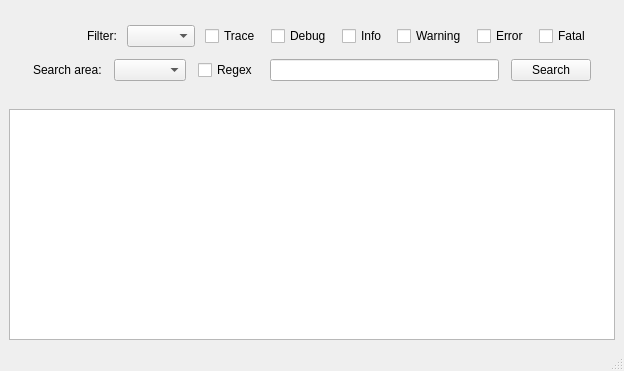
This is QT_Project/Forms/MainWindow.ui in Dingola/Qt-LogViewer as Qt 5 draws it before an edit. The edited form follows.
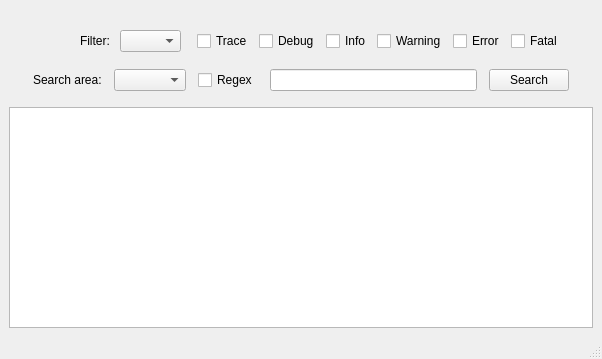
This is the edited form. Custom widgets are drawn as their Qt base class.

Commit message: Add UiUtils utility class for SVG icon rendering, update UI and resources

Diff of the .ui file:
```diff
--- a/QT_Project/Forms/MainWindow.ui
+++ b/QT_Project/Forms/MainWindow.ui
@@ -6,8 +6,8 @@
    <rect>
     <x>0</x>
     <y>0</y>
-    <width>624</width>
-    <height>371</height>
+    <width>602</width>
+    <height>359</height>
    </rect>
   </property>
   <property name="windowTitle">
@@ -16,7 +16,7 @@
   <widget class="QWidget" name="centralwidget">
    <layout class="QVBoxLayout" name="verticalLayout_2">
     <property name="spacing">
-     <number>12</number>
+     <number>0</number>
     </property>
     <item>
      <widget class="QWidget" name="filterBar" native="true">
@@ -83,7 +83,7 @@
         </layout>
        </item>
        <item row="0" column="4">
-        <layout class="QHBoxLayout" name="horizontalLayoutLogLevels" stretch="0,0,0,0,0,0,0,0">
+        <layout class="QHBoxLayout" name="horizontalLayoutLogLevels" stretch="0,0,0">
          <property name="spacing">
           <number>10</number>
          </property>
@@ -108,6 +108,21 @@
           </widget>
          </item>
          <item>
+          <widget class="QWidget" name="logLevelBar" native="true">
+           <layout class="QHBoxLayout" name="horizontalLayout">
+            <property name="leftMargin">
+             <number>6</number>
+            </property>
+            <property name="topMargin">
+             <number>6</number>
+            </property>
+            <property name="rightMargin">
+             <number>6</number>
+            </property>
+            <property name="bottomMargin">
+             <number>6</number>
+            </property>
+            <item>
           <widget class="QCheckBox" name="checkBoxTrace">
            <property name="text">
             <string>Trace</string>
@@ -150,6 +165,9 @@
           </widget>
          </item>
         </layout>
+          </widget>
+         </item>
+        </layout>
        </item>
        <item row="0" column="1">
         <spacer name="horizontalSpacer">
```
Left out of the diff: 10 changed lines with no effect on the pictures. Lines whose indentation alone changed are shown as unchanged. The commit also changes 12 other files.
